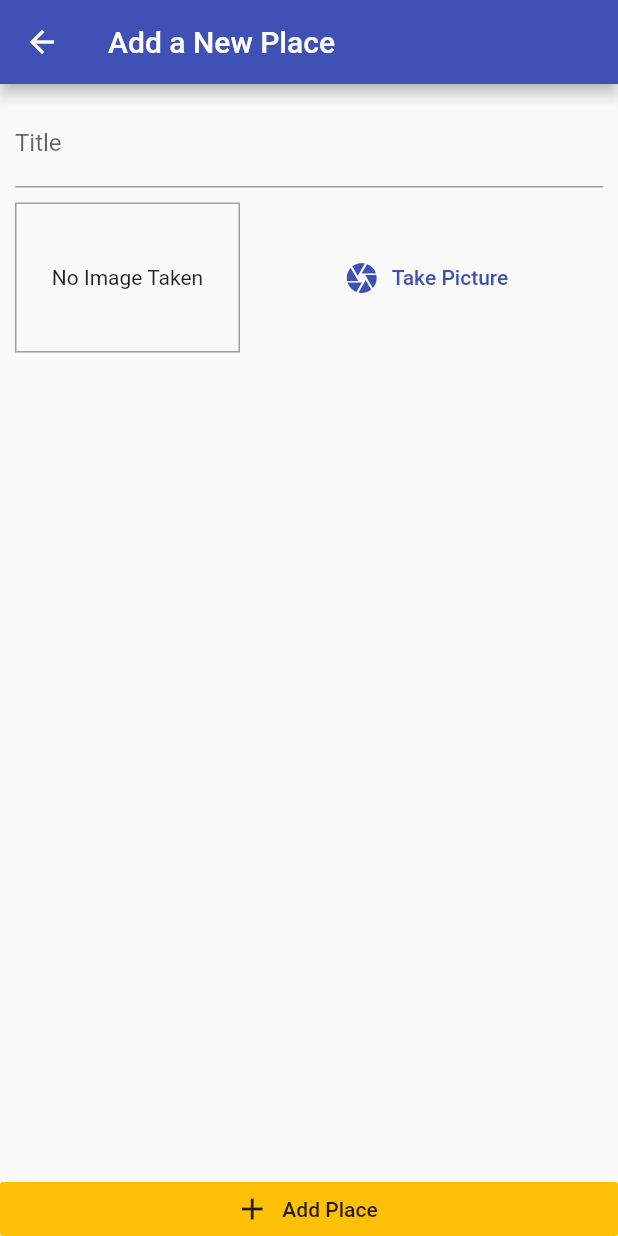
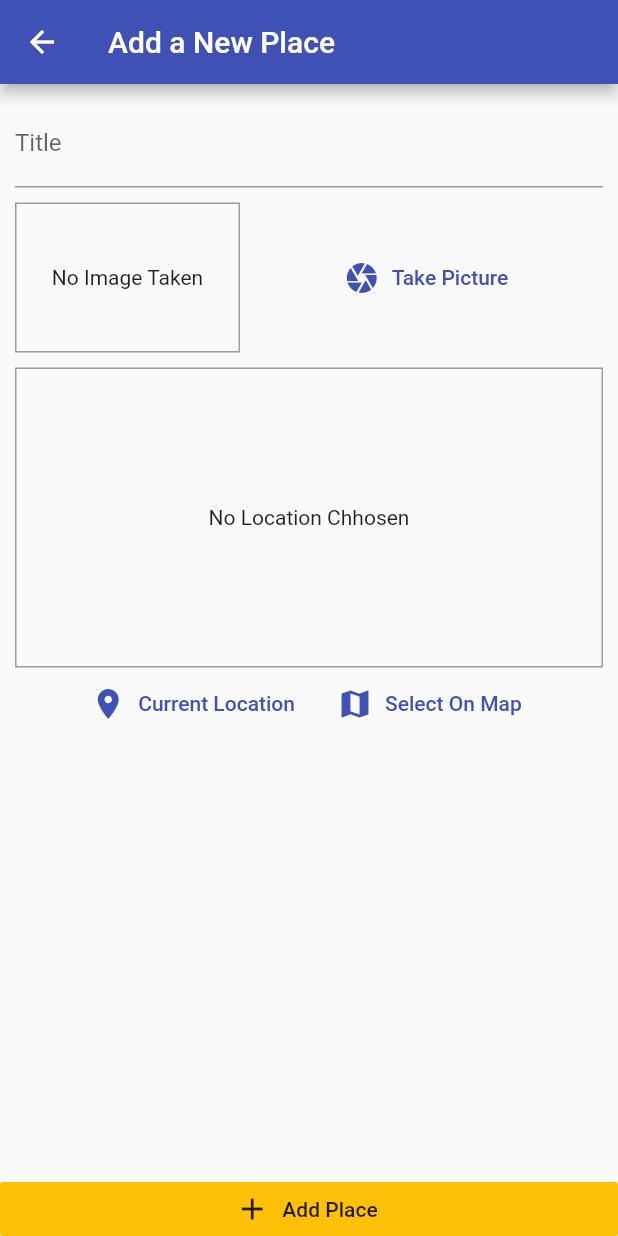
Before and after one commit to tonyhart7/places_app, a Flutter app: the screen it shows after launch, after a tap on the "add" icon, on a phone screen of 412 x 824 dp. Run offline on Flutter 3.47's test engine with Material 2 defaults, Android fonts, the phone set to English and light mode, and no system bars; our stand-ins replace image_picker, location, sqflite; missing offline and left inert: mapbox_gl; accounts and stored records are empty.

Commit message:
add MapBox support

```diff
--- /dev/null
+++ b/lib/helpers/db_helper.dart
@@ -0,0 +1,27 @@
+import 'package:sqflite/sqflite.dart' as sql;
+import 'package:path/path.dart' as path;
+
+class DBHelper {
+  static Future<sql.Database> database() async {
+    final dbPath = await sql.getDatabasesPath();
+    return sql.openDatabase(path.join(dbPath, 'places.db'),
+        onCreate: (db, version) {
+      return db.execute(
+          'CREATE TABLE user_places(id TEXT PRIMARY KEY, title TEXT, image TEXT)');
+    }, version: 1);
+  }
+
+  static Future<void> insert(String table, Map<String, Object> data) async {
+    final db = await DBHelper.database();
+    db.insert(
+      table,
+      data,
+      conflictAlgorithm: sql.ConflictAlgorithm.replace,
+    );
+  }
+
+  static Future<List<Map<String, dynamic>>> getData(String table) async {
+    final db = await DBHelper.database();
+    return db.query(table);
+  }
+}
--- /dev/null
+++ b/lib/helpers/location_helper.dart
@@ -0,0 +1,8 @@
+const MAPBOX_API_KEY =
+    'pk.eyJ1IjoidG9ueWhhcnQ3IiwiYSI6ImNraWMzbXNsajA2YmIzMG4xY3VoNW4xb3oifQ.J4uPcZJffNGBmlap7EloiA';
+
+class LocationHelper {
+  static String generateLocImg({double latitude, double longitude}) {
+    return 'https://api.mapbox.com/styles/v1/mapbox/streets-v11/static/pin-l($longitude,$latitude)/$longitude,$latitude,14.25,0,0/600x300?access_token=$MAPBOX_API_KEY';
+  }
+}
--- a/lib/models/place.dart
+++ b/lib/models/place.dart
@@ -6,7 +6,7 @@ class PlaceLocation {
   final double longitude;
   final String address;
 
-  PlaceLocation({
+  const PlaceLocation({
     @required this.latitude,
     @required this.longitude,
     this.address,
--- a/lib/providers/great_places.dart
+++ b/lib/providers/great_places.dart
@@ -1,6 +1,9 @@
+import 'dart:io';
+
 import 'package:flutter/foundation.dart';
 
 import 'package:flutternativetesting/models/place.dart';
+import '../helpers/db_helper.dart';
 
 class GreatPlaces with ChangeNotifier {
   List<Place> _items = [];
@@ -8,4 +11,35 @@ class GreatPlaces with ChangeNotifier {
   List<Place> get items {
     return [..._items];
   }
+
+  void addPlace(
+    String pickedTitle,
+    File pickedImage,
+  ) {
+    final newPlace = Place(
+        id: DateTime.now().toString(),
+        title: pickedTitle,
+        location: null,
+        image: pickedImage);
+    _items.add(newPlace);
+    notifyListeners();
+    DBHelper.insert('user_places', {
+      'id': newPlace.id,
+      'title': newPlace.title,
+      'image': newPlace.image.path,
+    });
+  }
+
+  Future<void> fetchAndSetPlaces() async {
+    final dataList = await DBHelper.getData('user_places');
+    _items = dataList
+        .map((e) => Place(
+              id: e['id'],
+              title: e['title'],
+              location: null,
+              image: File(e['image']),
+            ))
+        .toList();
+    notifyListeners();
+  }
 }
--- a/lib/screens/add_places_screen.dart
+++ b/lib/screens/add_places_screen.dart
@@ -1,5 +1,10 @@
+import 'dart:io';
+
 import 'package:flutter/material.dart';
+import 'package:flutternativetesting/providers/great_places.dart';
 import 'package:flutternativetesting/widgets/image_input.dart';
+import 'package:flutternativetesting/widgets/place_input.dart';
+import 'package:provider/provider.dart';
 import '../widgets/image_input.dart';
 
 class AddPlaceScreen extends StatefulWidget {
@@ -11,6 +16,21 @@ class AddPlaceScreen extends StatefulWidget {
 
 class _AddPlaceScreenState extends State<AddPlaceScreen> {
   final _titleController = TextEditingController();
+  File _pickedImage;
+
+  void _selectImage(File pickedImage) {
+    _pickedImage = pickedImage;
+  }
+
+  void _savePlace() {
+    if (_titleController.text.isEmpty || _pickedImage == null) {
+      return;
+    }
+    Provider.of<GreatPlaces>(context, listen: false)
+        .addPlace(_titleController.text, _pickedImage);
+    Navigator.of(context).pop();
+  }
+
   @override
   Widget build(BuildContext context) {
     return Scaffold(
@@ -33,7 +53,11 @@ class _AddPlaceScreenState extends State<AddPlaceScreen> {
                     SizedBox(
                       height: 10,
                     ),
-                    ImageInput(),
+                    ImageInput(_selectImage),
+                    SizedBox(
+                      height: 10,
+                    ),
+                    LocationInput(),
                   ],
                 ),
               ),
@@ -42,7 +66,7 @@ class _AddPlaceScreenState extends State<AddPlaceScreen> {
           RaisedButton.icon(
               icon: Icon(Icons.add),
               label: Text('Add Place'),
-              onPressed: () {},
+              onPressed: _savePlace,
               elevation: 0,
               materialTapTargetSize: MaterialTapTargetSize.shrinkWrap,
               color: Theme.of(context).accentColor),
--- a/lib/screens/places_list_screen.dart
+++ b/lib/screens/places_list_screen.dart
@@ -1,5 +1,7 @@
 import 'package:flutter/material.dart';
+import 'package:flutternativetesting/providers/great_places.dart';
 import 'package:flutternativetesting/screens/add_places_screen.dart';
+import 'package:provider/provider.dart';
 
 class PlacesListScreen extends StatelessWidget {
   @override
@@ -16,8 +18,35 @@ class PlacesListScreen extends StatelessWidget {
           ),
         ],
       ),
-      body: Center(
-        child: CircularProgressIndicator(),
+      body: FutureBuilder(
+        future: Provider.of<GreatPlaces>(context, listen: false)
+            .fetchAndSetPlaces(),
+        builder: (context, snapshot) => snapshot.connectionState ==
+                ConnectionState.waiting
+            ? Center(
+                child: CircularProgressIndicator(),
+              )
+            : Consumer<GreatPlaces>(
+                child: Center(
+                  child: const Text("Got not places yet, start adding some!"),
+                ),
+                builder: (context, greatPlaces, child) =>
+                    greatPlaces.items.length <= 0
+                        ? child
+                        : ListView.builder(
+                            itemCount: greatPlaces.items.length,
+                            itemBuilder: (context, index) => ListTile(
+                              leading: CircleAvatar(
+                                backgroundImage:
+                                    FileImage(greatPlaces.items[index].image),
+                              ),
+                              title: Text(greatPlaces.items[index].title),
+                              onTap: () {
+                                // go detail page
+                              },
+                            ),
+                          ),
+              ),
       ),
     );
   }
--- /dev/null
+++ b/lib/widgets/place_input.dart
@@ -0,0 +1,81 @@
+import 'package:flutter/material.dart';
+import 'package:flutternativetesting/helpers/location_helper.dart';
+import 'package:flutternativetesting/screens/map_screen.dart';
+import 'package:location/location.dart';
+
+class LocationInput extends StatefulWidget {
+  @override
+  _LocationInputState createState() => _LocationInputState();
+}
+
+class _LocationInputState extends State<LocationInput> {
+  String _previewImageUrl;
+
+  Future<void> _getCurrentUserLocation() async {
+    final locData = await Location().getLocation();
+    final staticMapImageUrl = LocationHelper.generateLocImg(
+        latitude: locData.latitude, longitude: locData.longitude);
+    setState(() {
+      _previewImageUrl = staticMapImageUrl;
+    });
+  }
+
+  Future<void> _selectOnMap() async {
+    final selectedLocation = await Navigator.of(context).push(
+      MaterialPageRoute(
+        fullscreenDialog: true,
+        builder: (context) => MapScreen(
+          isSelecting: true,
+        ),
+      ),
+    );
+    if (selectedLocation == null) {
+      return;
+    }
+  }
+
+  @override
+  Widget build(BuildContext context) {
+    return Column(
+      children: [
+        Container(
+          height: 200,
+          width: double.infinity,
+          alignment: Alignment.center,
+          decoration: BoxDecoration(
+              border: Border.all(
+            width: 1,
+            color: Colors.grey,
+          )),
+          child: _previewImageUrl == null
+              ? Text(
+                  'No Location Chhosen',
+                  textAlign: TextAlign.center,
+                )
+              : Image.network(
+                  _previewImageUrl,
+                  fit: BoxFit.cover,
+                  width: double.infinity,
+                ),
+        ),
+        Row(
+          mainAxisAlignment: MainAxisAlignment.center,
+          children: [
+            FlatButton.icon(
+              onPressed: _getCurrentUserLocation,
+              icon: Icon(Icons.location_on),
+              label: Text('Current Location'),
+              textColor: Theme.of(context).primaryColor,
+            ),
+            FlatButton.icon(
+              onPressed: _selectOnMap,
+              icon: Icon(Icons.map),
+              label: Text('Select On Map'),
+              textColor: Theme.of(context).primaryColor,
+            )
+          ],
+        ),
+      ],
+    );
+  }
+}
--- a/pubspec.yaml
+++ b/pubspec.yaml
@@ -25,6 +25,11 @@ dependencies:
     sdk: flutter
   provider: ^4.3.2+2
   image_picker: ^0.6.7+14
+  path_provider: ^1.6.24
+  path: ^1.7.0
+  sqflite: ^1.3.2+1
+  location: ^3.1.0
+  mapbox_gl: ^0.9.0
 
 
   # The following adds the Cupertino Icons font to your application.
```
Also changed, not shown: lib/screens/map_screen.dart (added, +47 -0 lines), lib/widgets/image_input.dart (+24 -1 lines), pubspec.lock, 1 other file.
